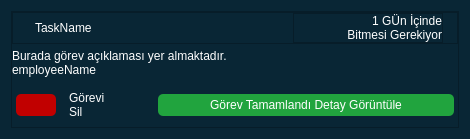
Before: the Qt Designer form UI/ui_task_done_widget.ui in Hamza-Bayar-2/TaskJam, drawn with Qt 5.
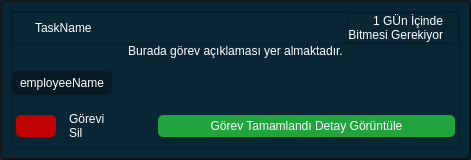
After: the same form once the commit is applied. Icons and pictures are not drawn.

Diff of the .ui file:
```diff
--- a/UI/ui_task_done_widget.ui
+++ b/UI/ui_task_done_widget.ui
@@ -6,14 +6,20 @@
    <rect>
     <x>0</x>
     <y>0</y>
-    <width>470</width>
-    <height>139</height>
+    <width>471</width>
+    <height>160</height>
    </rect>
   </property>
+  <property name="minimumSize">
+   <size>
+    <width>471</width>
+    <height>160</height>
+   </size>
+  </property>
   <property name="maximumSize">
    <size>
-    <width>742</width>
-    <height>140</height>
+    <width>471</width>
+    <height>160</height>
    </size>
   </property>
   <property name="windowTitle">
@@ -22,11 +28,12 @@
   <property name="styleSheet">
    <string notr="true">*{
 background-color: rgb(9, 38, 53);
-	font: 22pt &quot;Montserrat&quot;;
+font: 22pt &quot;Montserrat&quot;;
 }
-#TaskWill{
+#DoneWidget{
 background-color: rgb(9, 38, 53);
 border : 2px outset rgb(16, 16, 16);
+border-radius : 5px;
 }</string>
   </property>
   <layout class="QHBoxLayout" name="horizontalLayout">
@@ -130,11 +137,17 @@
            </property>
           </widget>
          </item>
-         <item>
+         <item alignment="Qt::AlignRight">
           <widget class="QFrame" name="header_right_frame">
+           <property name="sizePolicy">
+            <sizepolicy hsizetype="Maximum" vsizetype="Preferred">
+             <horstretch>0</horstretch>
+             <verstretch>0</verstretch>
+            </sizepolicy>
+           </property>
            <property name="maximumSize">
             <size>
-             <width>150</width>
+             <width>200</width>
              <height>16777215</height>
             </size>
            </property>
@@ -226,10 +239,10 @@
         </layout>
        </widget>
       </item>
-      <item>
+      <item alignment="Qt::AlignTop">
        <widget class="QLabel" name="describe_label">
         <property name="sizePolicy">
-         <sizepolicy hsizetype="Preferred" vsizetype="Maximum">
+         <sizepolicy hsizetype="Preferred" vsizetype="Preferred">
           <horstretch>0</horstretch>
           <verstretch>0</verstretch>
          </sizepolicy>
@@ -237,16 +250,27 @@
         <property name="text">
          <string>Burada görev açıklaması yer almaktadır.</string>
         </property>
+        <property name="alignment">
+         <set>Qt::AlignCenter</set>
+        </property>
        </widget>
       </item>
-      <item>
+      <item alignment="Qt::AlignTop">
        <widget class="QLabel" name="employee_label">
         <property name="sizePolicy">
-         <sizepolicy hsizetype="Preferred" vsizetype="Maximum">
+         <sizepolicy hsizetype="Maximum" vsizetype="Preferred">
           <horstretch>0</horstretch>
           <verstretch>0</verstretch>
          </sizepolicy>
         </property>
+        <property name="styleSheet">
+         <string notr="true">*{
+background-color: rgb(7, 26, 35);
+padding : 5px;
+border-radius : 5px;
+}
+</string>
+        </property>
         <property name="text">
          <string>employeeName</string>
         </property>
```
Left out of the diff: 1 changed line with no effect on the pictures.
